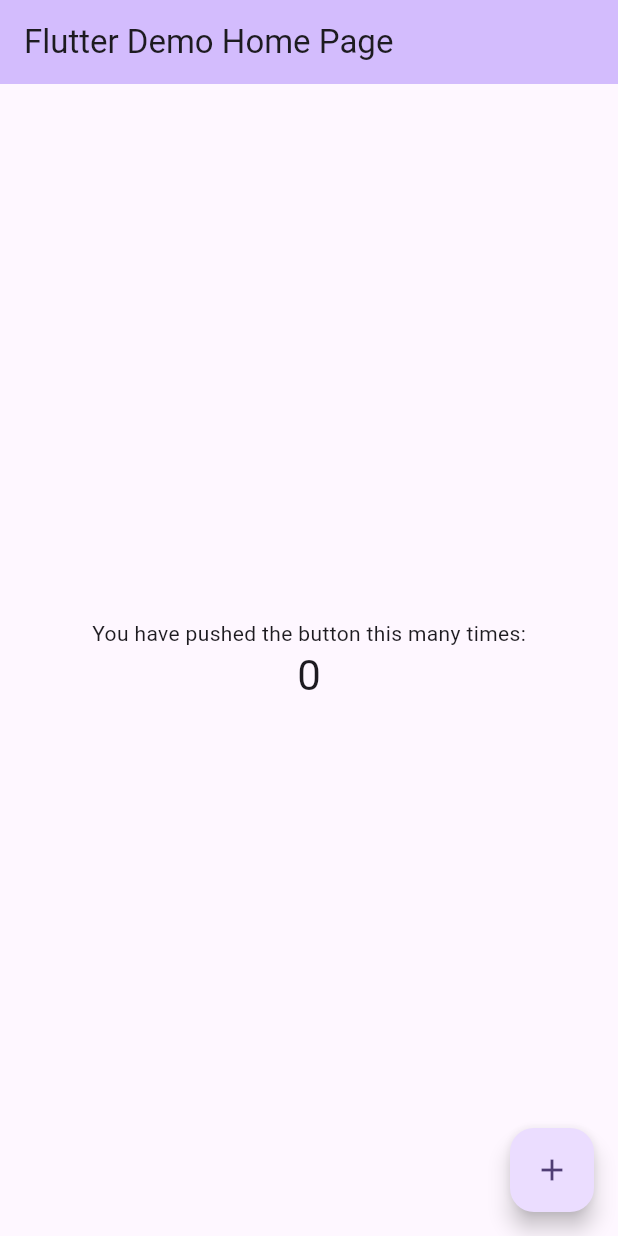
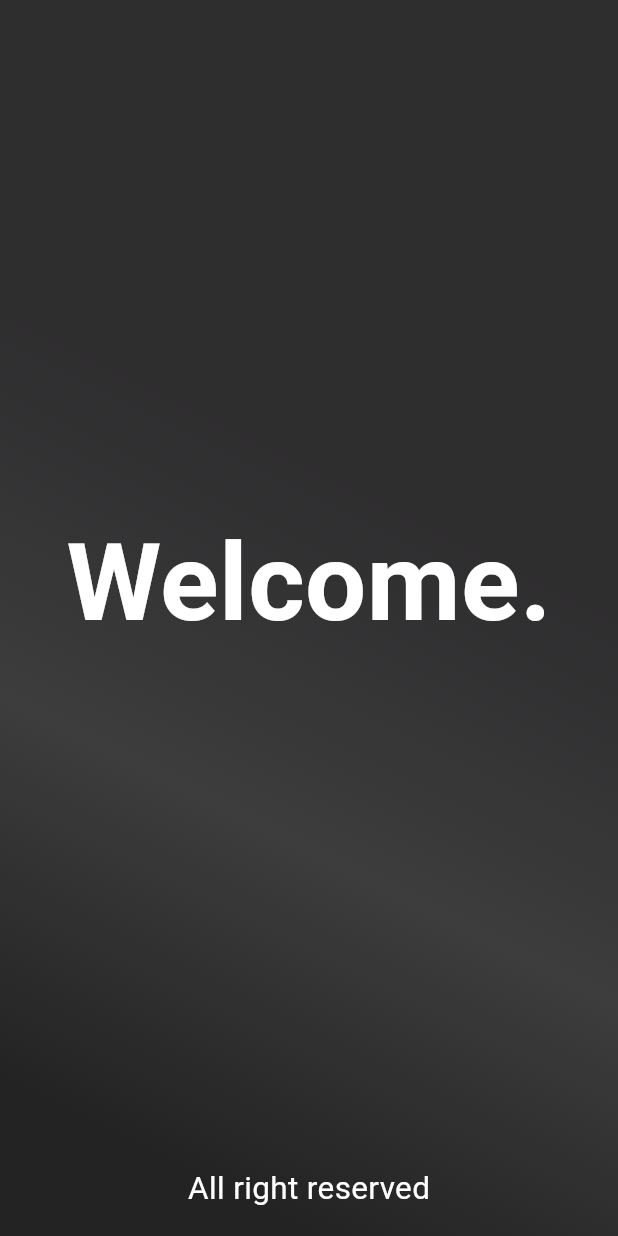
Before and after one commit to Abdusalom-mobile-developer/flutter_practice45_Firebase, a Flutter app: the first screen one second after launch, on a phone screen of 412 x 824 dp. Run offline on Flutter 3.47's test engine with Material 3 defaults, Android fonts, the light colour scheme and no system bars; our stand-ins replace logger.

Commit message:
Created necessary files, folders and made UI of Splash Screen.

```diff
--- a/lib/main.dart
+++ b/lib/main.dart
@@ -1,125 +1,27 @@
 import 'package:flutter/material.dart';
+import 'package:flutter_practice45_firabase/screens/sign_in.dart';
+import 'package:flutter_practice45_firabase/screens/splash.dart';
+import 'package:flutter_practice45_firabase/sign_up.dart';
 
 void main() {
   runApp(const MyApp());
 }
 
 class MyApp extends StatelessWidget {
-  const MyApp({super.key});
+  const MyApp({
+    super.key,
+  });
 
-  // This widget is the root of your application.
   @override
   Widget build(BuildContext context) {
     return MaterialApp(
-      title: 'Flutter Demo',
-      theme: ThemeData(
-        // This is the theme of your application.
-        //
-        // TRY THIS: Try running your application with "flutter run". You'll see
-        // the application has a purple toolbar. Then, without quitting the app,
-        // try changing the seedColor in the colorScheme below to Colors.green
-        // and then invoke "hot reload" (save your changes or press the "hot
-        // reload" button in a Flutter-supported IDE, or press "r" if you used
-        // the command line to start the app).
-        //
-        // Notice that the counter didn't reset back to zero; the application
-        // state is not lost during the reload. To reset the state, use hot
-        // restart instead.
-        //
-        // This works for code too, not just values: Most code changes can be
-        // tested with just a hot reload.
-        colorScheme: ColorScheme.fromSeed(seedColor: Colors.deepPurple),
-        useMaterial3: true,
-      ),
-      home: const MyHomePage(title: 'Flutter Demo Home Page'),
+      debugShowCheckedModeBanner: false,
+      home: const SplashScreen(),
+      routes: {
+        SplashScreen.id: (context) => const SplashScreen(),
+        SignInScreen.id: (context) => const SignInScreen(),
+        SignUpScreen.id: (context) => const SignUpScreen(),
+      },
     );
   }
 }
-
-class MyHomePage extends StatefulWidget {
-  const MyHomePage({super.key, required this.title});
-
-  // This widget is the home page of your application. It is stateful, meaning
-  // that it has a State object (defined below) that contains fields that affect
-  // how it looks.
-
-  // This class is the configuration for the state. It holds the values (in this
-  // case the title) provided by the parent (in this case the App widget) and
-  // used by the build method of the State. Fields in a Widget subclass are
-  // always marked "final".
-
-  final String title;
-
-  @override
-  State<MyHomePage> createState() => _MyHomePageState();
-}
-
-class _MyHomePageState extends State<MyHomePage> {
-  int _counter = 0;
-
-  void _incrementCounter() {
-    setState(() {
-      // This call to setState tells the Flutter framework that something has
-      // changed in this State, which causes it to rerun the build method below
-      // so that the display can reflect the updated values. If we changed
-      // _counter without calling setState(), then the build method would not be
-      // called again, and so nothing would appear to happen.
-      _counter++;
-    });
-  }
-
-  @override
-  Widget build(BuildContext context) {
-    // This method is rerun every time setState is called, for instance as done
-    // by the _incrementCounter method above.
-    //
-    // The Flutter framework has been optimized to make rerunning build methods
-    // fast, so that you can just rebuild anything that needs updating rather
-    // than having to individually change instances of widgets.
-    return Scaffold(
-      appBar: AppBar(
-        // TRY THIS: Try changing the color here to a specific color (to
-        // Colors.amber, perhaps?) and trigger a hot reload to see the AppBar
-        // change color while the other colors stay the same.
-        backgroundColor: Theme.of(context).colorScheme.inversePrimary,
-        // Here we take the value from the MyHomePage object that was created by
-        // the App.build method, and use it to set our appbar title.
-        title: Text(widget.title),
-      ),
-      body: Center(
-        // Center is a layout widget. It takes a single child and positions it
-        // in the middle of the parent.
-        child: Column(
-          // Column is also a layout widget. It takes a list of children and
-          // arranges them vertically. By default, it sizes itself to fit its
-          // children horizontally, and tries to be as tall as its parent.
-          //
-          // Column has various properties to control how it sizes itself and
-          // how it positions its children. Here we use mainAxisAlignment to
-          // center the children vertically; the main axis here is the vertical
-          // axis because Columns are vertical (the cross axis would be
-          // horizontal).
-          //
-          // TRY THIS: Invoke "debug painting" (choose the "Toggle Debug Paint"
-          // action in the IDE, or press "p" in the console), to see the
-          // wireframe for each widget.
-          mainAxisAlignment: MainAxisAlignment.center,
-          children: <Widget>[
-            const Text(
-              'You have pushed the button this many times:',
-            ),
-            Text(
-              '$_counter',
-              style: Theme.of(context).textTheme.headlineMedium,
-            ),
-          ],
-        ),
-      ),
-      floatingActionButton: FloatingActionButton(
-        onPressed: _incrementCounter,
-        tooltip: 'Increment',
-        child: const Icon(Icons.add),
-      ), // This trailing comma makes auto-formatting nicer for build methods.
-    );
-  }
-}
--- /dev/null
+++ b/lib/screens/splash.dart
@@ -0,0 +1,63 @@
+import 'dart:async';
+
+import 'package:flutter/material.dart';
+import 'package:flutter_practice45_firabase/screens/sign_in.dart';
+
+class SplashScreen extends StatefulWidget {
+  static const String id = "/splash_screen";
+  const SplashScreen({
+    super.key,
+  });
+
+  @override
+  State<SplashScreen> createState() => _SplashScreenState();
+}
+
+class _SplashScreenState extends State<SplashScreen> {
+  @override
+  void initState() {
+    super.initState();
+    Timer(
+      const Duration(seconds: 2),
+      () => Navigator.pushReplacementNamed(context, SignInScreen.id),
+    );
+  }
+
+  @override
+  Widget build(BuildContext context) {
+    return Scaffold(
+      body: Container(
+        decoration: BoxDecoration(
+            gradient: LinearGradient(begin: Alignment.bottomCenter, colors: [
+          Colors.black.withOpacity(0.86),
+          Colors.grey[900]!.withOpacity(0.87),
+          Colors.black.withOpacity(0.817),
+        ])),
+        child: Column(
+          children: [
+            Expanded(
+                child: Center(
+              child: Text(
+                "Welcome.",
+                style: TextStyle(
+                    color: Colors.white,
+                    fontSize: MediaQuery.of(context).size.width / 5.7,
+                    fontWeight: FontWeight.bold),
+              ),
+            )),
+            const Text(
+              "All right reserved",
+              style: TextStyle(
+                color: Colors.white,
+                fontSize: 21,
+              ),
+            ),
+            const SizedBox(
+              height: 17,
+            ),
+          ],
+        ),
+      ),
+    );
+  }
+}
--- a/pubspec.yaml
+++ b/pubspec.yaml
@@ -35,6 +35,9 @@ dependencies:
   # The following adds the Cupertino Icons font to your application.
   # Use with the CupertinoIcons class for iOS style icons.
   cupertino_icons: ^1.0.8
+  firebase_auth: ^5.3.1
+  firebase_core: ^3.6.0
+  logger: ^2.4.0
 
 
 dev_dependencies:
```
Also changed, not shown: lib/screens/sign_in.dart (added, +31 -0 lines), lib/services/log_service.dart (added, +18 -0 lines), lib/sign_up.dart (added, +31 -0 lines), pubspec.lock, 4 other files.
